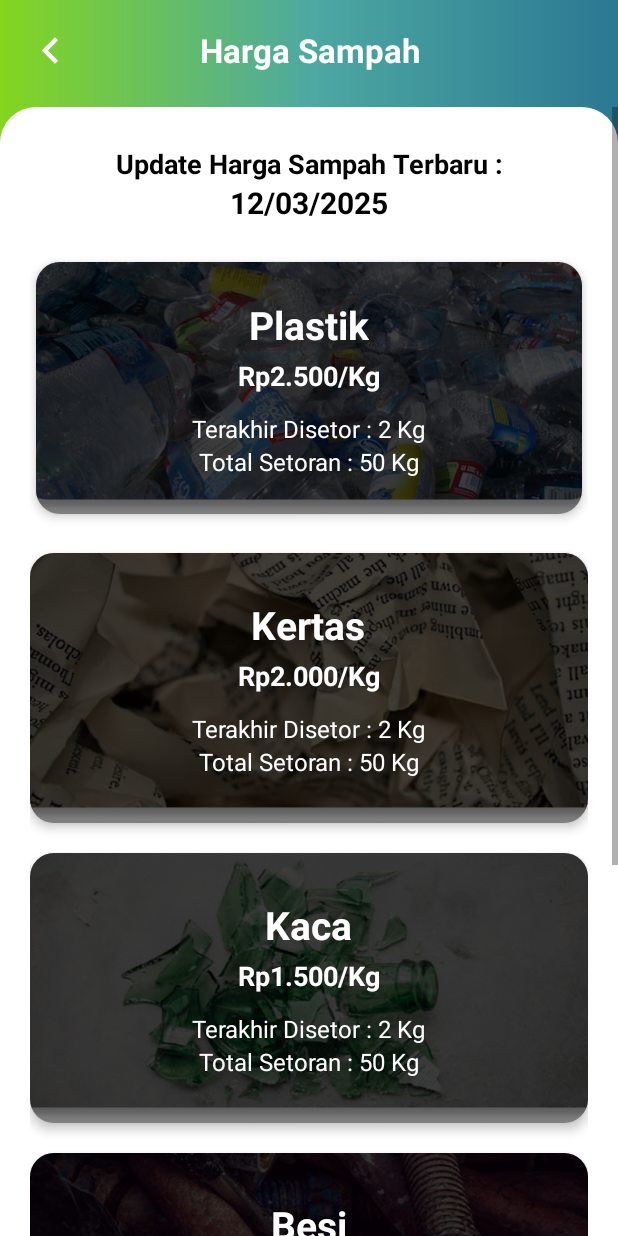
After one commit to karelriyan/cipta-muri-mobile, an Android app: the layout activity_harga_sampah.xml on its own in the app's theme, with its tools: preview values and no code run, on a phone screen of 412 x 824 dp. The commit adds this screen. Run offline under Robolectric (Android 15) with nearby library versions, the phone set to English and light mode, and no system bars.

Commit message:
Harga Sampah Layout

```diff
--- /dev/null
+++ b/app/src/main/res/drawable/bg_card_rounded.xml
@@ -0,0 +1,4 @@
+<shape xmlns:android="http://schemas.android.com/apk/res/android" android:shape="rectangle">
+    <corners android:radius="20dp" />
+    <solid android:color="@android:color/transparent" />
+</shape>
--- /dev/null
+++ b/app/src/main/res/layout/activity_harga_sampah.xml
@@ -0,0 +1,400 @@
+<?xml version="1.0" encoding="utf-8"?>
+<FrameLayout xmlns:android="http://schemas.android.com/apk/res/android"
+    xmlns:app="http://schemas.android.com/apk/res-auto"
+    xmlns:tools="http://schemas.android.com/tools"
+    android:layout_width="match_parent"
+    android:layout_height="match_parent"
+    tools:context=".ui.setor.harga.HargaSampahActivity">
+
+    <View
+        android:layout_width="match_parent"
+        android:layout_height="match_parent"
+        android:background="@drawable/bg_gradient2" />
+
+    <LinearLayout
+        android:layout_width="match_parent"
+        android:layout_height="match_parent"
+        android:orientation="vertical">
+
+        <LinearLayout
+            android:layout_width="match_parent"
+            android:layout_height="wrap_content"
+            android:orientation="horizontal"
+            android:gravity="center_vertical"
+            android:paddingHorizontal="16dp"
+            android:paddingTop="16dp"
+            android:paddingBottom="20dp">
+
+            <ImageView
+                android:id="@+id/btnBack"
+                android:layout_width="35dp"
+                android:layout_height="35dp"
+                android:src="@drawable/ic_back"
+                android:contentDescription="Back"
+                android:tint="@android:color/white" />
+
+            <TextView
+                android:layout_width="0dp"
+                android:layout_height="wrap_content"
+                android:layout_weight="1"
+                android:text="Harga Sampah"
+                android:textColor="@android:color/white"
+                android:textSize="22sp"
+                android:textStyle="bold"
+                android:gravity="center"
+                android:layout_marginEnd="35dp" />
+        </LinearLayout>
+
+        <ScrollView
+            android:layout_width="match_parent"
+            android:layout_height="0dp"
+            android:layout_weight="1"
+            android:background="@drawable/bg_rounded_top_white">
+
+            <LinearLayout
+                android:layout_width="match_parent"
+                android:layout_height="wrap_content"
+                android:orientation="vertical"
+                android:paddingHorizontal="20dp"
+                android:paddingBottom="24dp">
+
+                <TextView
+                    android:layout_width="match_parent"
+                    android:layout_height="wrap_content"
+                    android:layout_marginTop="25dp"
+                    android:textSize="18sp"
+                    android:text="Update Harga Sampah Terbaru :"
+                    android:gravity="center"
+                    android:textStyle="bold"
+                    android:textColor="@color/black" />
+
+                <TextView
+                    android:layout_width="match_parent"
+                    android:layout_height="wrap_content"
+                    android:textColor="@color/black"
+                    android:textSize="20sp"
+                    android:text="12/03/2025"
+                    android:textStyle="bold"
+                    android:gravity="center"
+                    android:layout_marginBottom="20dp" />
+
+                <com.google.android.material.card.MaterialCardView
+                    android:layout_width="match_parent"
+                    android:layout_height="180dp"
+                    android:layout_marginBottom="20dp"
+                    app:cardCornerRadius="16dp"
+                    app:cardElevation="4dp"
+                    app:cardUseCompatPadding="true"
+                    android:clipToPadding="false"
+                    android:clipChildren="false"
+                    app:cardPreventCornerOverlap="false">
+
+                    <RelativeLayout
+                        android:layout_width="match_parent"
+                        android:layout_height="match_parent"
+                        android:clipToPadding="true"
+                        android:clipChildren="true">
+
+                        <ImageView
+                            android:layout_width="match_parent"
+                            android:layout_height="match_parent"
+                            android:scaleType="centerCrop"
+                            android:src="@drawable/ic_plastik" />
+
+                        <LinearLayout
+                            android:layout_width="match_parent"
+                            android:layout_height="match_parent"
+                            android:orientation="vertical"
+                            android:background="#80000000"
+                            android:gravity="center"
+                            android:padding="16dp">
+
+                            <TextView
+                                android:layout_width="wrap_content"
+                                android:layout_height="wrap_content"
+                                android:text="Plastik"
+                                android:textColor="@android:color/white"
+                                android:textSize="26sp"
+                                android:textStyle="bold"
+                                android:gravity="center" />
+
+                            <TextView
+                                android:layout_width="wrap_content"
+                                android:layout_height="wrap_content"
+                                android:text="Rp2.500/Kg"
+                                android:textColor="@android:color/white"
+                                android:textSize="18sp"
+                                android:textStyle="bold"
+                                android:layout_marginTop="4dp" />
+
+                            <TextView
+                                android:layout_width="wrap_content"
+                                android:layout_height="wrap_content"
+                                android:text="Terakhir Disetor : 2 Kg"
+                                android:textColor="@android:color/white"
+                                android:textSize="16sp"
+                                android:layout_marginTop="12dp" />
+
+                            <TextView
+                                android:layout_width="wrap_content"
+                                android:layout_height="wrap_content"
+                                android:text="Total Setoran : 50 Kg"
+                                android:textColor="@android:color/white"
+                                android:textSize="16sp" />
+                        </LinearLayout>
+                    </RelativeLayout>
+                </com.google.android.material.card.MaterialCardView>
+
+                <com.google.android.material.card.MaterialCardView
+                    android:layout_width="match_parent"
+                    android:layout_height="180dp"
+                    android:layout_marginBottom="20dp"
+                    app:cardCornerRadius="16dp"
+                    app:cardElevation="4dp"
+                    app:cardPreventCornerOverlap="false">
+
+                    <RelativeLayout
+                        android:layout_width="match_parent"
+                        android:layout_height="match_parent"
+                        android:clipToPadding="true"
+                        android:clipChildren="true">
+
+                        <ImageView
+                            android:layout_width="match_parent"
+                            android:layout_height="match_parent"
+                            android:scaleType="centerCrop"
+                            android:src="@drawable/ic_kertas" />
+
+                        <LinearLayout
+                            android:layout_width="match_parent"
+                            android:layout_height="match_parent"
+                            android:orientation="vertical"
+                            android:background="#80000000"
+                            android:gravity="center"
+                            android:padding="16dp">
+
+                            <TextView
+                                android:layout_width="wrap_content"
+                                android:layout_height="wrap_content"
+                                android:text="Kertas"
+                                android:textColor="@android:color/white"
+                                android:textSize="26sp"
+                                android:textStyle="bold" />
+
+                            <TextView
+                                android:layout_width="wrap_content"
+                                android:layout_height="wrap_content"
+                                android:text="Rp2.000/Kg"
+                                android:textColor="@android:color/white"
+                                android:textSize="18sp"
+                                android:textStyle="bold"
+                                android:layout_marginTop="4dp" />
+
+                            <TextView
+                                android:layout_width="wrap_content"
+                                android:layout_height="wrap_content"
+                                android:text="Terakhir Disetor : 2 Kg"
+                                android:textColor="@android:color/white"
+                                android:textSize="16sp"
+                                android:layout_marginTop="12dp" />
+
+                            <TextView
+                                android:layout_width="wrap_content"
+                                android:layout_height="wrap_content"
+                                android:text="Total Setoran : 50 Kg"
+                                android:textColor="@android:color/white"
+                                android:textSize="16sp" />
+                        </LinearLayout>
+                    </RelativeLayout>
+                </com.google.android.material.card.MaterialCardView>
+                <com.google.android.material.card.MaterialCardView
+                    android:layout_width="match_parent"
+                    android:layout_height="180dp"
+                    android:layout_marginBottom="20dp"
+                    app:cardCornerRadius="16dp"
+                    app:cardElevation="4dp"
+                    app:cardPreventCornerOverlap="false">
+
+                    <RelativeLayout
+                        android:layout_width="match_parent"
+                        android:layout_height="match_parent"
+                        android:clipToPadding="true"
+                        android:clipChildren="true">
+
+                        <ImageView
+                            android:layout_width="match_parent"
+                            android:layout_height="match_parent"
+                            android:scaleType="centerCrop"
+                            android:src="@drawable/ic_kaca" />
+
+                        <LinearLayout
+                            android:layout_width="match_parent"
+                            android:layout_height="match_parent"
+                            android:orientation="vertical"
+                            android:background="#80000000"
+                            android:gravity="center"
+                            android:padding="16dp">
+
+                            <TextView
+                                android:layout_width="wrap_content"
+                                android:layout_height="wrap_content"
+                                android:text="Kaca"
+                                android:textColor="@android:color/white"
+                                android:textSize="26sp"
+                                android:textStyle="bold" />
+
+                            <TextView
+                                android:layout_width="wrap_content"
+                                android:layout_height="wrap_content"
+                                android:text="Rp1.500/Kg"
+                                android:textColor="@android:color/white"
+                                android:textSize="18sp"
+                                android:textStyle="bold"
+                                android:layout_marginTop="4dp" />
+
+                            <TextView
+                                android:layout_width="wrap_content"
+                                android:layout_height="wrap_content"
+                                android:text="Terakhir Disetor : 2 Kg"
+                                android:textColor="@android:color/white"
+                                android:textSize="16sp"
+                                android:layout_marginTop="12dp" />
+
+                            <TextView
+                                android:layout_width="wrap_content"
+                                android:layout_height="wrap_content"
+                                android:text="Total Setoran : 50 Kg"
+                                android:textColor="@android:color/white"
+                                android:textSize="16sp" />
+                        </LinearLayout>
+                    </RelativeLayout>
+                </com.google.android.material.card.MaterialCardView>
+                <com.google.android.material.card.MaterialCardView
+                    android:layout_width="match_parent"
+                    android:layout_height="180dp"
+                    android:layout_marginBottom="20dp"
+                    app:cardCornerRadius="16dp"
+                    app:cardElevation="4dp"
+                    app:cardPreventCornerOverlap="false">
+
+                    <RelativeLayout
+                        android:layout_width="match_parent"
+                        android:layout_height="match_parent"
+                        android:clipToPadding="true"
+                        android:clipChildren="true">
+
+                        <ImageView
+                            android:layout_width="match_parent"
+                            android:layout_height="match_parent"
+                            android:scaleType="centerCrop"
+                            android:src="@drawable/ic_besi" />
+
+                        <LinearLayout
+                            android:layout_width="match_parent"
+                            android:layout_height="match_parent"
+                            android:orientation="vertical"
+                            android:background="#80000000"
+                            android:gravity="center"
+                            android:padding="16dp">
+
+                            <TextView
+                                android:layout_width="wrap_content"
+                                android:layout_height="wrap_content"
+                                android:text="Besi"
+                                android:textColor="@android:color/white"
+                                android:textSize="26sp"
+                                android:textStyle="bold" />
+
+                            <TextView
+                                android:layout_width="wrap_content"
+                                android:layout_height="wrap_content"
+                                android:text="Rp3.500/Kg"
+                                android:textColor="@android:color/white"
+                                android:textSize="18sp"
+                                android:textStyle="bold"
+                                android:layout_marginTop="4dp" />
+
+                            <TextView
+                                android:layout_width="wrap_content"
+                                android:layout_height="wrap_content"
+                                android:text="Terakhir Disetor : 2 Kg"
+                                android:textColor="@android:color/white"
+                                android:textSize="16sp"
+                                android:layout_marginTop="12dp" />
+
+                            <TextView
+                                android:layout_width="wrap_content"
+                                android:layout_height="wrap_content"
+                                android:text="Total Setoran : 50 Kg"
+                                android:textColor="@android:color/white"
+                                android:textSize="16sp" />
+                        </LinearLayout>
+                    </RelativeLayout>
+                </com.google.android.material.card.MaterialCardView>
+                <com.google.android.material.card.MaterialCardView
+                    android:layout_width="match_parent"
+                    android:layout_height="180dp"
+                    android:layout_marginBottom="20dp"
+                    app:cardCornerRadius="16dp"
+                    app:cardElevation="4dp"
+                    app:cardPreventCornerOverlap="false">
+
+                    <RelativeLayout
+                        android:layout_width="match_parent"
+                        android:layout_height="match_parent"
+                        android:clipToPadding="true"
+                        android:clipChildren="true">
+
+                        <ImageView
+                            android:layout_width="match_parent"
+                            android:layout_height="match_parent"
+                            android:scaleType="centerCrop"
+                            android:src="@drawable/ic_kertas" />
+
+                        <LinearLayout
+                            android:layout_width="match_parent"
+                            android:layout_height="match_parent"
+                            android:orientation="vertical"
+                            android:background="#80000000"
+                            android:gravity="center"
+                            android:padding="16dp">
+
+                            <TextView
+                                android:layout_width="wrap_content"
+                                android:layout_height="wrap_content"
+                                android:text="Jelantah"
+                                android:textColor="@android:color/white"
+                                android:textSize="26sp"
+                                android:textStyle="bold" />
+
+                            <TextView
+                                android:layout_width="wrap_content"
+                                android:layout_height="wrap_content"
+                                android:text="Rp3.500/Kg"
+                                android:textColor="@android:color/white"
+                                android:textSize="18sp"
+                                android:textStyle="bold"
+                                android:layout_marginTop="4dp" />
+
+                            <TextView
+                                android:layout_width="wrap_content"
+                                android:layout_height="wrap_content"
+                                android:text="Terakhir Disetor : 2 Kg"
+                                android:textColor="@android:color/white"
+                                android:textSize="16sp"
+                                android:layout_marginTop="12dp" />
+
+                            <TextView
+                                android:layout_width="wrap_content"
+                                android:layout_height="wrap_content"
+                                android:text="Total Setoran : 50 Kg"
+                                android:textColor="@android:color/white"
+                                android:textSize="16sp" />
+                        </LinearLayout>
+                    </RelativeLayout>
+                </com.google.android.material.card.MaterialCardView>
+
+            </LinearLayout>
+        </ScrollView>
+    </LinearLayout>
+</FrameLayout>
--- /dev/null
+++ b/app/src/main/res/layout/activity_rincian_setoran.xml
@@ -0,0 +1,6 @@
+<?xml version="1.0" encoding="utf-8"?>
+<androidx.constraintlayout.widget.ConstraintLayout xmlns:android="http://schemas.android.com/apk/res/android"
+    android:layout_width="match_parent"
+    android:layout_height="match_parent">
+
+</androidx.constraintlayout.widget.ConstraintLayout>
--- a/app/src/main/res/layout/activity_riwayat_setoran.xml
+++ b/app/src/main/res/layout/activity_riwayat_setoran.xml
@@ -22,7 +22,7 @@
             android:orientation="horizontal"
             android:gravity="center_vertical"
             android:paddingHorizontal="16dp"
-            android:paddingTop="20dp"
+            android:paddingTop="16dp"
             android:paddingBottom="20dp">
 
             <ImageView
--- /dev/null
+++ b/app/src/main/res/values/styles.xml
@@ -0,0 +1,8 @@
+<?xml version="1.0" encoding="utf-8"?>
+<resources>
+    <style name="rounded_corners_16">
+        <item name="cornerFamily">rounded</item>
+        <item name="cornerSize">16dp</item>
+    </style>
+
+</resources>
```
Also changed, not shown: app/src/main/res/drawable/ic_besi.png (added), app/src/main/res/drawable/ic_jelantah.png (added), app/src/main/res/drawable/ic_kaca.png (added), app/src/main/res/drawable/ic_kertas.png (added), app/src/main/res/drawable/ic_plastik.png (added).
